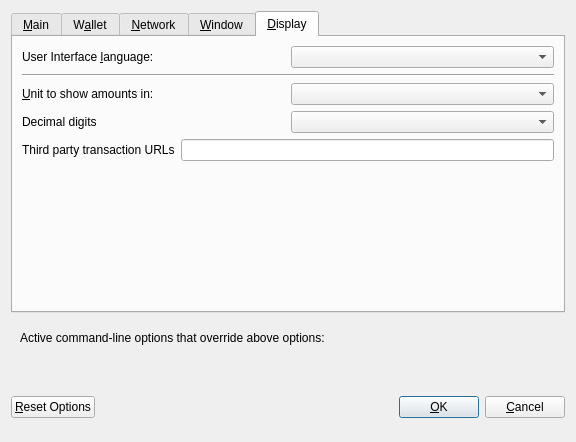
The window that src/qt/forms/optionsdialog.ui (supertref/Reex) describes before a commit, drawn with Qt 5.
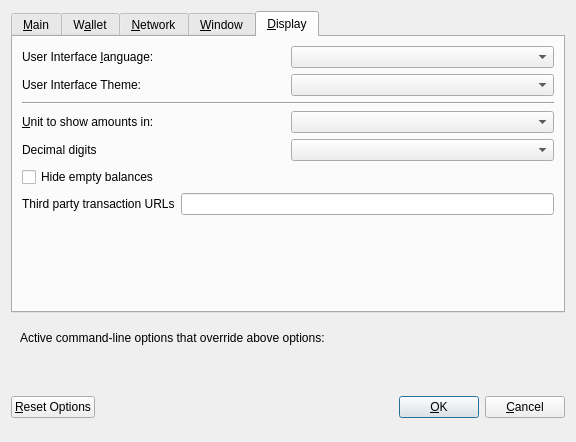
The same window after the commit. The open tabs and pages were chosen to show the change. Custom widgets are drawn as their Qt base class.

Diff of the .ui file:
```diff
--- a/src/qt/forms/optionsdialog.ui
+++ b/src/qt/forms/optionsdialog.ui
@@ -412,6 +412,20 @@
          </item>
         </layout>
        </item>
+       <item>
+        <layout class="QHBoxLayout" name="horizontalLayout_4_Display" stretch="0,0">
+         <item>
+          <widget class="QLabel" name="themeLabel">
+           <property name="text">
+            <string>User Interface Theme:</string>
+           </property>
+          </widget>
+         </item>
+         <item>
+          <widget class="QValueComboBox" name="theme"/>
+         </item>
+        </layout>
+       </item>
        <item>
         <widget class="Line" name="line">
          <property name="orientation">
@@ -457,6 +471,19 @@
          </item>
         </layout>
        </item>
+       <item>
+        <widget class="QCheckBox" name="checkBoxHideZeroBalances">
+         <property name="toolTip">
+          <string>Hide empty balances</string>
+         </property>
+         <property name="layoutDirection">
+          <enum>Qt::LeftToRight</enum>
+         </property>
+         <property name="text">
+          <string>Hide empty balances</string>
+         </property>
+        </widget>
+       </item>
        <item>
         <layout class="QHBoxLayout" name="horizontalLayout_3_Display">
          <item>
```
